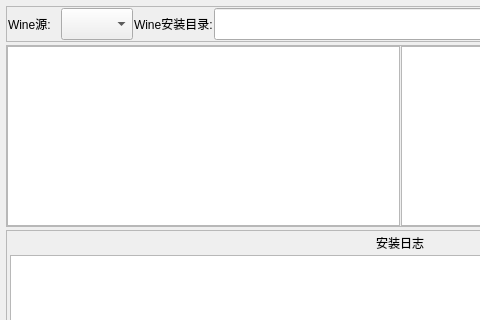
gfdgd-xi/vekcode, file ui/vekWineOption.ui: the form before one commit; both pictures show x 0 to 480 and y 0 to 320 of the 800 by 600 pixel window.
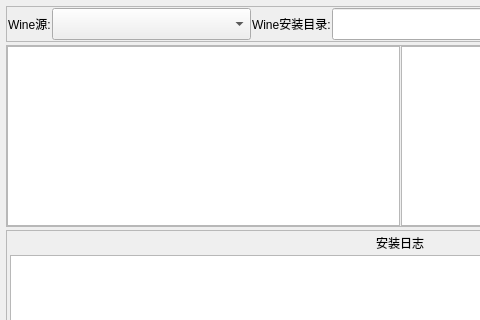
The form after the commit.

```diff
--- a/ui/vekWineOption.ui
+++ b/ui/vekWineOption.ui
@@ -130,7 +130,7 @@
         <item>
          <widget class="QComboBox" name="comboBox_wineSrc">
           <property name="sizePolicy">
-           <sizepolicy hsizetype="Fixed" vsizetype="Preferred">
+           <sizepolicy hsizetype="Preferred" vsizetype="Preferred">
             <horstretch>0</horstretch>
             <verstretch>0</verstretch>
            </sizepolicy>
```
